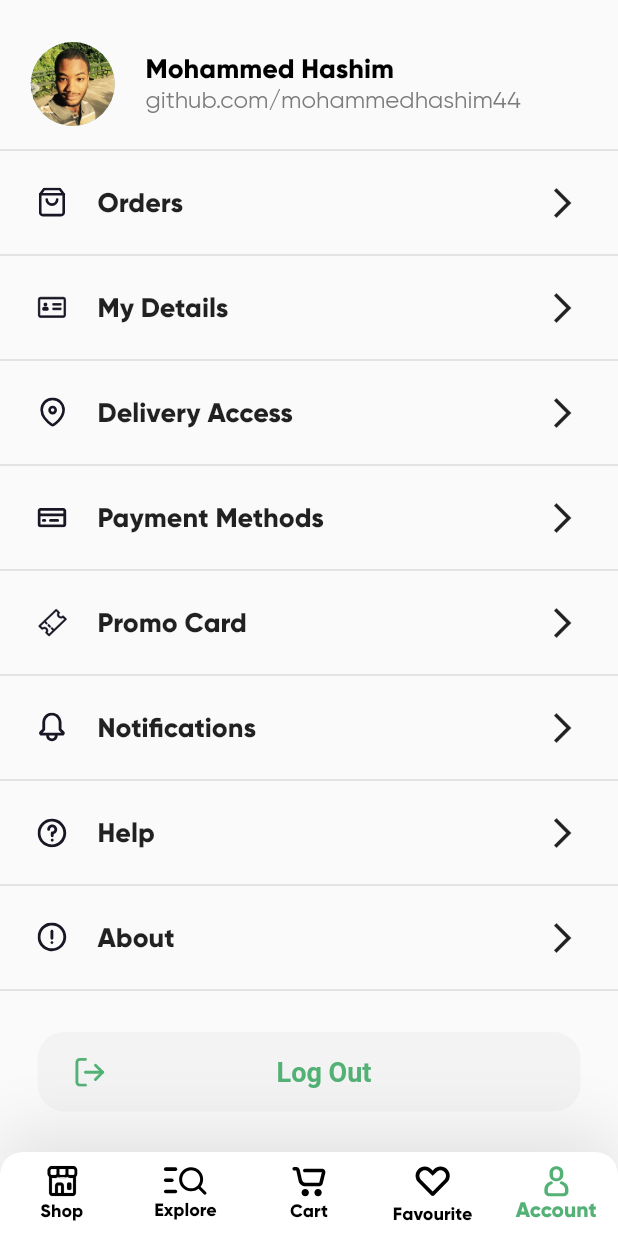
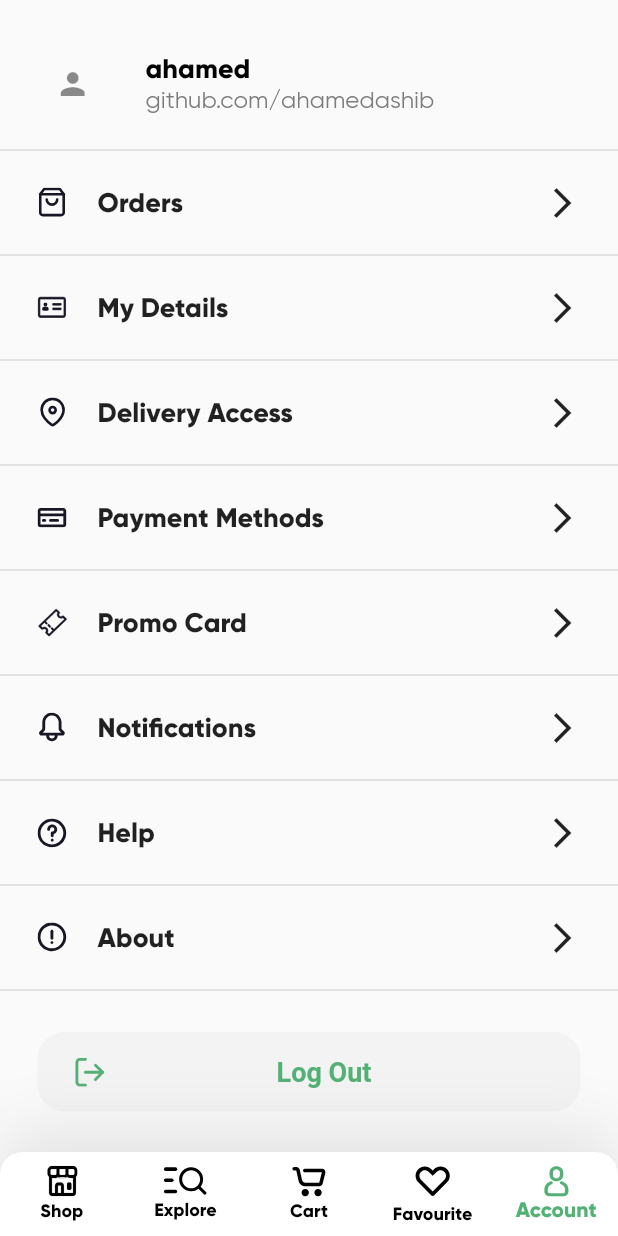
Before and after one commit to asxxb/marketmate, a Flutter app: the DashboardScreen screen opened directly, item 5 of the bottom bar chosen, on a phone screen of 412 x 824 dp. Run offline on Flutter 3.47's test engine with Material 2 defaults, Android fonts, the phone set to English and light mode, and no system bars; our stand-ins replace flutter_svg.

Commit message:
new change

```diff
--- a/lib/screens/account/account_screen.dart
+++ b/lib/screens/account/account_screen.dart
@@ -20,14 +20,14 @@ class AccountScreen extends StatelessWidget {
               ),
               ListTile(
                 leading:
-                    SizedBox(width: 65, height: 65, child: getImageHeader()),
+                    SizedBox(width: 65, height: 65, child: Icon(Icons.person)),
                 title: AppText(
-                  text: "Mohammed Hashim",
+                  text: "ahamed",
                   fontSize: 18,
                   fontWeight: FontWeight.bold,
                 ),
                 subtitle: AppText(
-                  text: "github.com/mohammedhashim44",
+                  text: "github.com/ahamedashib",
                   color: Color(0xff7C7C7C),
                   fontWeight: FontWeight.normal,
                   fontSize: 16,
```
